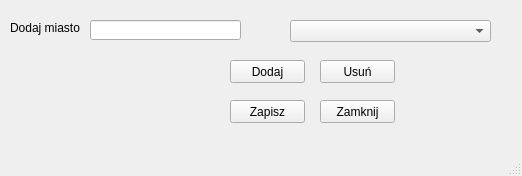
Astropl/OptiBase, file Kontrahent/kontrahentdodajmiasto.ui: the form before one commit.
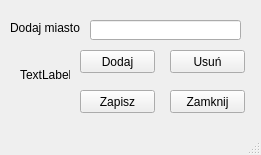
The form after the commit.

Commit message: add icon check ok/no

The edit to the form file:
```diff
--- a/Kontrahent/kontrahentdodajmiasto.ui
+++ b/Kontrahent/kontrahentdodajmiasto.ui
@@ -6,8 +6,8 @@
    <rect>
     <x>0</x>
     <y>0</y>
-    <width>522</width>
-    <height>176</height>
+    <width>261</width>
+    <height>155</height>
    </rect>
   </property>
   <property name="windowTitle">
@@ -27,8 +27,8 @@
    <widget class="QPushButton" name="pushButton_2">
     <property name="geometry">
      <rect>
-      <x>230</x>
-      <y>60</y>
+      <x>80</x>
+      <y>50</y>
       <width>75</width>
       <height>23</height>
      </rect>
@@ -40,8 +40,8 @@
    <widget class="QPushButton" name="pushButton">
     <property name="geometry">
      <rect>
-      <x>230</x>
-      <y>100</y>
+      <x>80</x>
+      <y>90</y>
       <width>75</width>
       <height>23</height>
      </rect>
@@ -63,8 +63,8 @@
    <widget class="QPushButton" name="pushButton_3">
     <property name="geometry">
      <rect>
-      <x>320</x>
-      <y>60</y>
+      <x>170</x>
+      <y>50</y>
       <width>75</width>
       <height>23</height>
      </rect>
@@ -89,8 +89,8 @@
    <widget class="QPushButton" name="pushButton_4">
     <property name="geometry">
      <rect>
-      <x>320</x>
-      <y>100</y>
+      <x>170</x>
+      <y>90</y>
       <width>75</width>
       <height>23</height>
      </rect>
@@ -99,6 +99,19 @@
      <string>Zamknij</string>
     </property>
    </widget>
+   <widget class="QLabel" name="lblCheckOkNo">
+    <property name="geometry">
+     <rect>
+      <x>20</x>
+      <y>50</y>
+      <width>50</width>
+      <height>50</height>
+     </rect>
+    </property>
+    <property name="text">
+     <string>TextLabel</string>
+    </property>
+   </widget>
   </widget>
   <widget class="QMenuBar" name="menubar">
    <property name="geometry">
```
Left out of the diff: 2 changed lines with no effect on the pictures. The commit also changes 12 other files.
